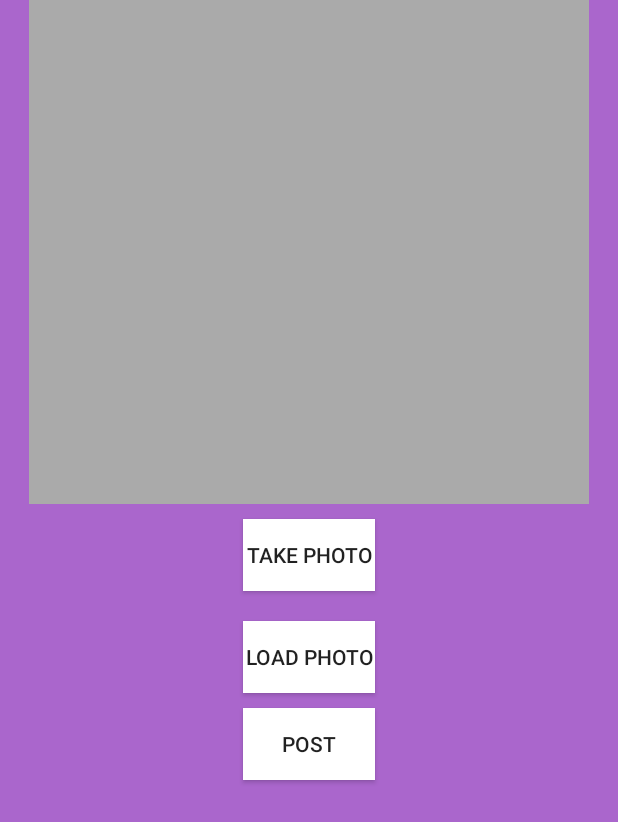
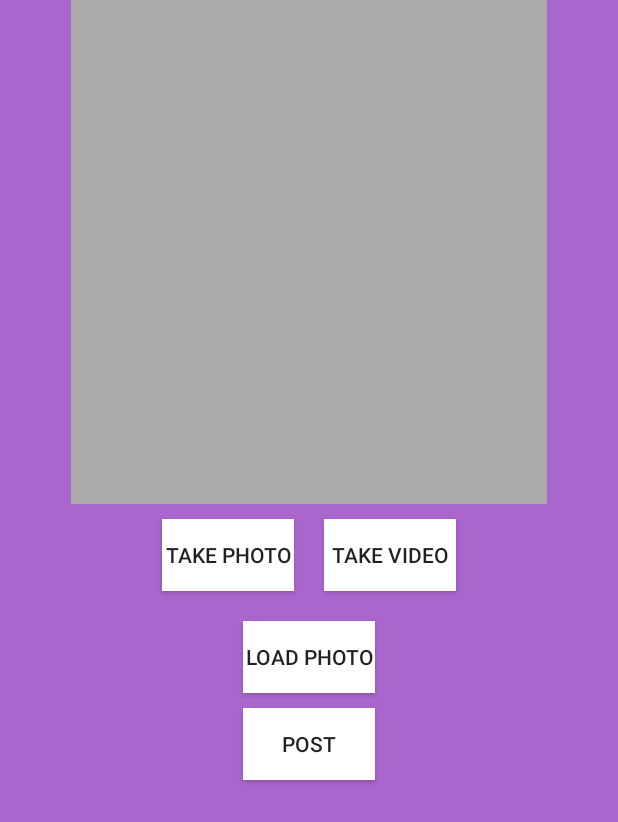
Before and after one commit to perryhealy/BaddieManager, an Android app: the layout photo_capture.xml on its own in the app's theme, with its tools: preview values and no code run, on a phone screen of 412 x 824 dp. Shown: the top 822 px of the screen. Run offline under Robolectric (Android 15) with nearby library versions, the phone set to English and light mode, and no system bars.

Commit message:
Finished babey

```diff
--- a/app/src/main/res/layout/photo_capture.xml
+++ b/app/src/main/res/layout/photo_capture.xml
@@ -10,15 +10,16 @@
 
     <ImageView
         android:id="@+id/theView"
-        android:layout_width="373dp"
+        android:layout_width="317dp"
         android:layout_height="336dp"
         android:layout_gravity="center"
         android:background="@android:color/darker_gray" />
 
     <LinearLayout
-        android:layout_width="match_parent"
+        android:layout_width="wrap_content"
         android:layout_height="wrap_content"
-        android:orientation="vertical">
+        android:layout_gravity="center"
+        android:orientation="horizontal">
 
         <Button
             android:id="@+id/capture"
@@ -30,24 +31,23 @@
             android:onClick="camera"
             android:text="Take Photo" />
 
-        <!--
         <Button
+            android:id="@+id/video"
             android:layout_width="wrap_content"
             android:layout_height="wrap_content"
-            android:text="Take Video"
-            android:id="@+id/video"
+            android:layout_gravity="center"
+            android:layout_margin="10dp"
+            android:background="@android:color/white"
             android:onClick="videoCamera"
-            android:layout_gravity="center"
-            android:background="@android:color/white"
-            android:layout_margin="10dp"
-            /> -->
+            android:text="Take Video" />
 
     </LinearLayout>
 
     <LinearLayout
-        android:layout_width="match_parent"
+        android:layout_width="wrap_content"
         android:layout_height="wrap_content"
-        android:orientation="vertical">
+        android:layout_gravity="center"
+        android:orientation="horizontal">
 
         <Button
             android:id="@+id/load"
@@ -58,21 +58,8 @@
             android:layout_margin="10dp"
             android:onClick="load"
             android:layout_gravity="center" />
-<!--
-        <Button
-            android:id="@+id/loadVideo"
-            android:layout_width="wrap_content"
-            android:layout_height="wrap_content"
-            android:text="Load Video"
-            android:background="@android:color/white"
-            android:layout_margin="10dp"
-            android:onClick="loadVideo"
-            android:layout_gravity="center" /> -->
 
     </LinearLayout>
-
-
-
 
     <Button
         android:layout_width="wrap_content"
```
Also changed, not shown: app/src/main/java/com/example/baddiemanager/MainActivity.java (+20 -37 lines), app/src/main/res/layout/activity_main.xml (+0 -14 lines), app/src/main/res/drawable/video_preview.png (added).
